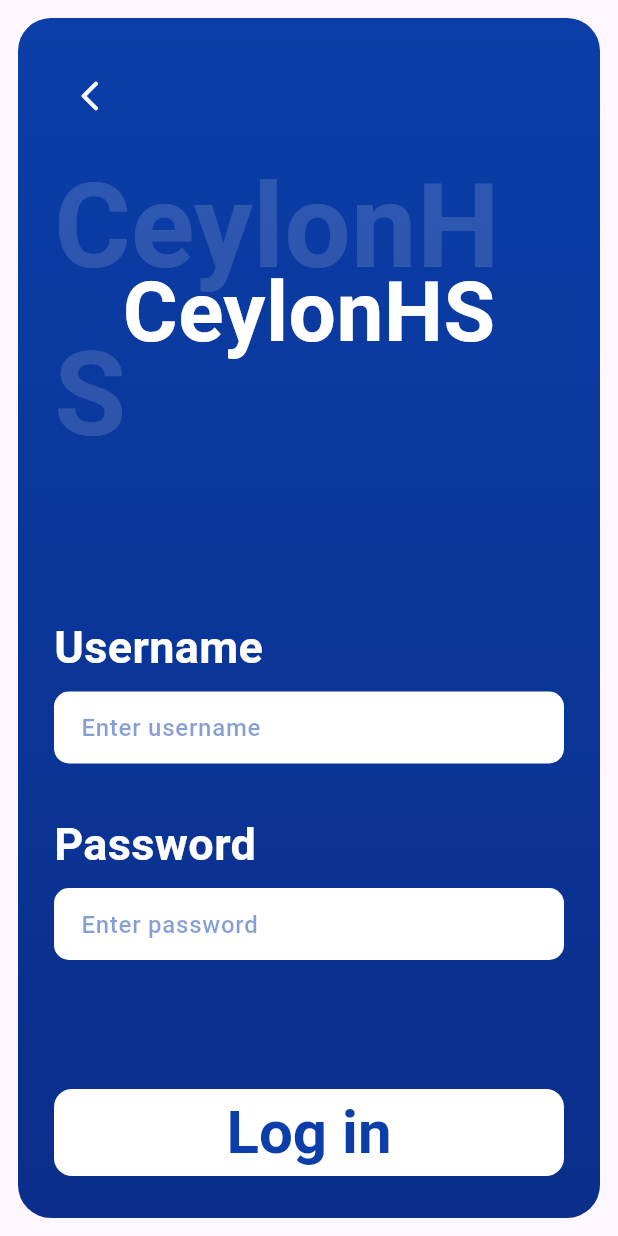
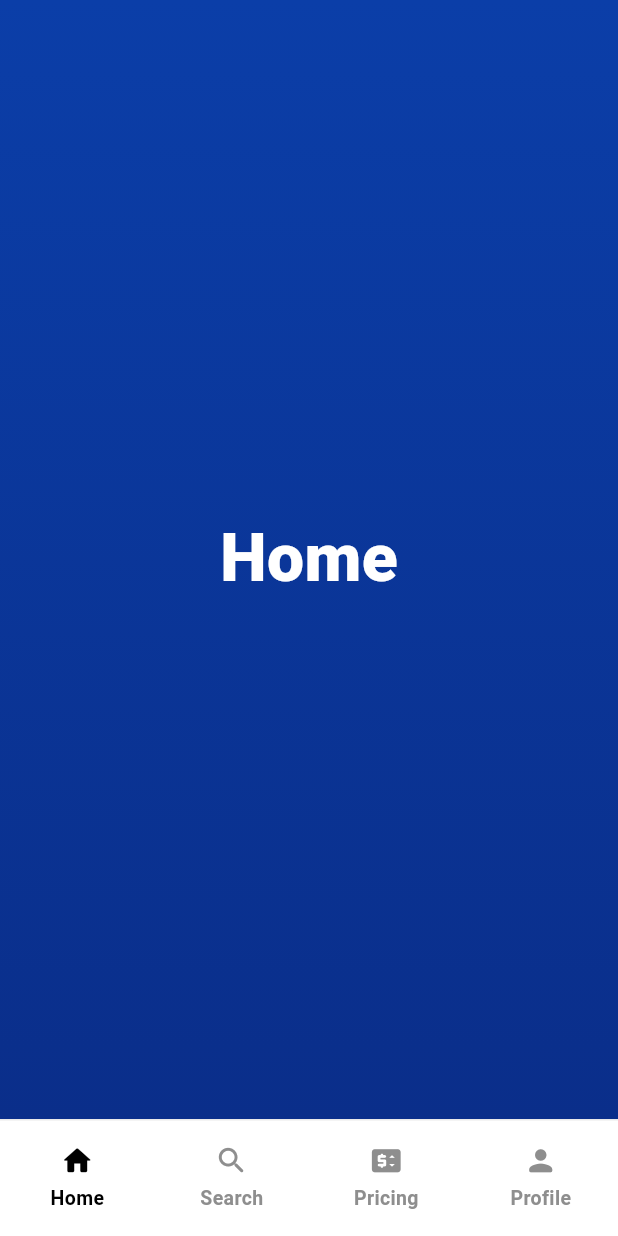
Before and after one commit to DulshanV/SDGP-CS-15-flutter, a Flutter app: the LoginPage screen opened directly, after a tap on "Log in", on a phone screen of 412 x 824 dp. Run offline on Flutter 3.47's test engine with Material 3 defaults, Android fonts, the phone set to English and light mode, and no system bars.

Commit message:
Add SignUpPage and update AuthEntryPage with navigation buttons

```diff
--- a/flutter_application_1/lib/main.dart
+++ b/flutter_application_1/lib/main.dart
@@ -421,11 +421,11 @@ class SignUpPage extends StatelessWidget {
                     height: 58,
                     child: ElevatedButton(
                       onPressed: () {
-                        Navigator.of(context).pop();
-                        ScaffoldMessenger.of(context).showSnackBar(
-                          const SnackBar(
-                            content: Text('Sign up successful. Please log in.'),
+                        Navigator.of(context).pushAndRemoveUntil(
+                          MaterialPageRoute<void>(
+                            builder: (_) => const MainHomePage(),
                           ),
+                          (route) => false,
                         );
                       },
                       style: ElevatedButton.styleFrom(
@@ -544,7 +544,14 @@ class LoginPage extends StatelessWidget {
                     width: double.infinity,
                     height: 58,
                     child: ElevatedButton(
-                      onPressed: () {},
+                      onPressed: () {
+                        Navigator.of(context).pushAndRemoveUntil(
+                          MaterialPageRoute<void>(
+                            builder: (_) => const MainHomePage(),
+                          ),
+                          (route) => false,
+                        );
+                      },
                       style: ElevatedButton.styleFrom(
                         backgroundColor: Colors.white,
                         foregroundColor: primaryBlue,
@@ -564,6 +571,105 @@ class LoginPage extends StatelessWidget {
               ),
             ),
           ),
+        ),
+      ),
+    );
+  }
+}
+
+class MainHomePage extends StatefulWidget {
+  const MainHomePage({super.key});
+
+  @override
+  State<MainHomePage> createState() => _MainHomePageState();
+}
+
+class _MainHomePageState extends State<MainHomePage> {
+  static const Color primaryBlue = Color(0xFF0B3EA8);
+  static const Color secondaryBlue = Color(0xFF0A2E8A);
+
+  int _selectedIndex = 0;
+
+  static const List<String> _labels = [
+    'Home',
+    'Search',
+    'Pricing',
+    'Profile',
+  ];
+
+  static const List<IconData> _icons = [
+    Icons.home_rounded,
+    Icons.search_rounded,
+    Icons.price_change_rounded,
+    Icons.person_rounded,
+  ];
+
+  @override
+  Widget build(BuildContext context) {
+    return Scaffold(
+      body: Container(
+        decoration: const BoxDecoration(
+          gradient: LinearGradient(
+            begin: Alignment.topCenter,
+            end: Alignment.bottomCenter,
+            colors: [primaryBlue, secondaryBlue],
+          ),
+        ),
+        child: SafeArea(
+          child: Center(
+            child: Text(
+              _labels[_selectedIndex],
+              style: const TextStyle(
+                color: Colors.white,
+                fontSize: 44,
+                fontWeight: FontWeight.w800,
+              ),
+            ),
+          ),
+        ),
+      ),
+      bottomNavigationBar: Container(
+        height: 78,
+        decoration: const BoxDecoration(
+          color: Colors.white,
+          border: Border(
+            top: BorderSide(color: Color(0xFFEAEAEA)),
+          ),
+        ),
+        child: Row(
+          children: List.generate(_labels.length, (index) {
+            final bool isSelected = _selectedIndex == index;
+            return Expanded(
+              child: InkWell(
+                onTap: () {
+                  setState(() {
+                    _selectedIndex = index;
+                  });
+                },
+                child: Column(
+                  mainAxisAlignment: MainAxisAlignment.center,
+                  children: [
+                    Icon(
+                      _icons[index],
+                      size: 23,
+                      color: isSelected ? Colors.black : const Color(0xFF8E8E8E),
+                    ),
+                    const SizedBox(height: 4),
+                    Text(
+                      _labels[index],
+                      style: TextStyle(
+                        fontSize: 13,
+                        fontWeight: FontWeight.w600,
+                        color: isSelected
+                            ? Colors.black
+                            : const Color(0xFF8E8E8E),
+                      ),
+                    ),
+                  ],
+                ),
+              ),
+            );
+          }),
         ),
       ),
     );
```
